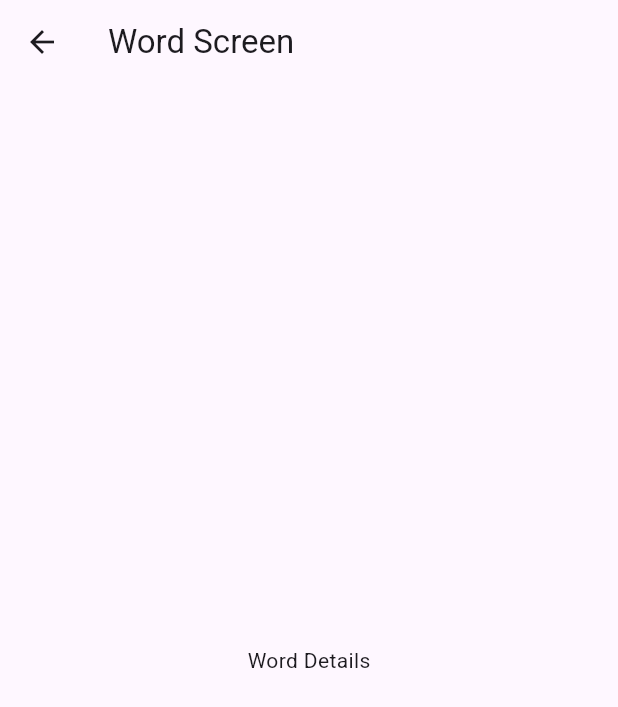
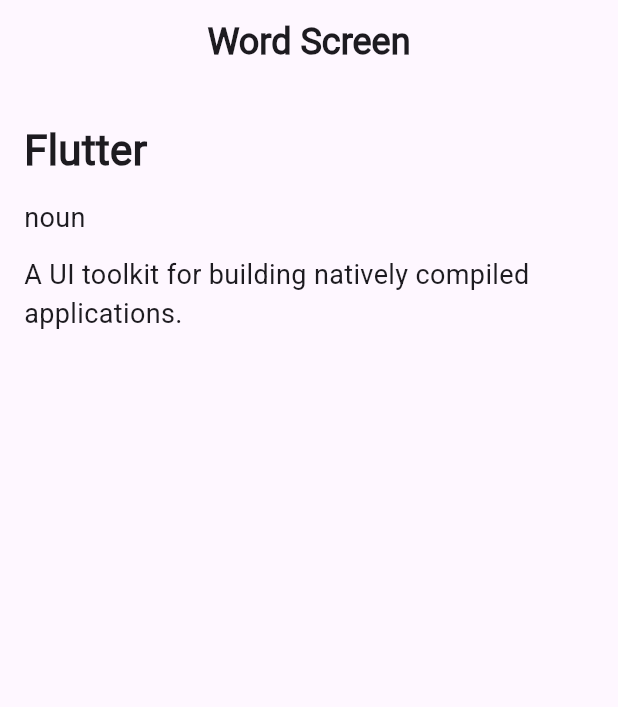
Before and after one commit to taha-majdlawi/smart-Dictionary_app, a Flutter app: the WordScreen screen opened directly, on a phone screen of 412 x 824 dp. Shown: the top 707 px of the screen. Run offline on Flutter 3.47's test engine with Material 3 defaults, Android fonts, the phone set to English and light mode, and no system bars; our stand-ins replace iconly, shared_preferences; accounts and stored records are empty.

Commit message:
feat: enhance WordScreen layout and styling with AppTextStyles

```diff
--- a/lib/core/constants/app_text_styles.dart
+++ b/lib/core/constants/app_text_styles.dart
@@ -13,4 +13,15 @@
     fontSize: 28,
     overflow: TextOverflow.ellipsis,
   );
+  static TextStyle textStyle3 = TextStyle(
+    fontWeight: FontWeight.w300,
+    fontSize: 18,
+    fontFamily: 'Roboto',
+    overflow: TextOverflow.ellipsis,
+  );
+  static TextStyle textStyle4 = TextStyle(
+    fontSize: 18,
+    fontFamily: 'Roboto',
+    overflow: TextOverflow.ellipsis,
+  );
 }
--- a/lib/main.dart
+++ b/lib/main.dart
@@ -5,6 +5,7 @@
 import 'package:smart_dictionary_app/providers/theme_provider.dart';
 import 'package:smart_dictionary_app/root_screend.dart';
 import 'package:smart_dictionary_app/screens/home_screen.dart';
+import 'package:smart_dictionary_app/screens/word_screen.dart';
 
 void main() async {
   WidgetsFlutterBinding.ensureInitialized();
@@ -29,7 +30,7 @@
               isDarkTheme: themeProvider.getIsDarkTheme,
               context: context,
             ),
-            home: RootScreen(),
+            home: WordScreen(),
           );
         },
       ),
--- a/lib/screens/word_screen.dart
+++ b/lib/screens/word_screen.dart
@@ -1,4 +1,6 @@
 import 'package:flutter/material.dart';
+import 'package:smart_dictionary_app/core/constants/app_text_styles.dart';
+import 'package:smart_dictionary_app/widgets/recent_search_words_widget.dart';
 
 class WordScreen extends StatelessWidget {
   const WordScreen({super.key});
@@ -7,10 +9,28 @@
   Widget build(BuildContext context) {
     return Scaffold(
       appBar: AppBar(
-        title: const Text('Word Screen'),
+        centerTitle: true,
+        title: Text('Word Screen', style: AppTextStyles.textStyle1),
       ),
-      body: const Center(
-        child: Text('Word Details'),
+      body: SingleChildScrollView(
+        child: Padding(
+          padding: const EdgeInsets.symmetric(horizontal: 16.0),
+          child: Column(
+            crossAxisAlignment: CrossAxisAlignment.start,
+            children: [
+              SizedBox(height: 24),
+              Text('Flutter', style: AppTextStyles.textStyle2),
+              SizedBox(height: 12),
+              Text('noun', style: AppTextStyles.textStyle3),
+              SizedBox(height: 12),
+              Text(
+                maxLines: 2,
+                'A UI toolkit for building natively compiled applications.',
+                style: AppTextStyles.textStyle4,
+              ),
+            ],
+          ),
+        ),
       ),
     );
   }
--- a/lib/widgets/word_of_the_day_widget.dart
+++ b/lib/widgets/word_of_the_day_widget.dart
@@ -1,4 +1,5 @@
 import 'package:flutter/material.dart';
+import 'package:smart_dictionary_app/core/constants/app_text_styles.dart';
 
 class WordOfTheDayWidget extends StatelessWidget {
   const WordOfTheDayWidget({super.key});
@@ -37,12 +38,7 @@
         Text(
           maxLines: 2,
           'A UI toolkit for building natively compiled applications.',
-          style: TextStyle(
-            fontWeight: FontWeight.w300,
-            fontSize: 18,
-
-            overflow: TextOverflow.ellipsis,
-          ),
+          style: AppTextStyles.textStyle3,
         ),
       ],
     );
```
